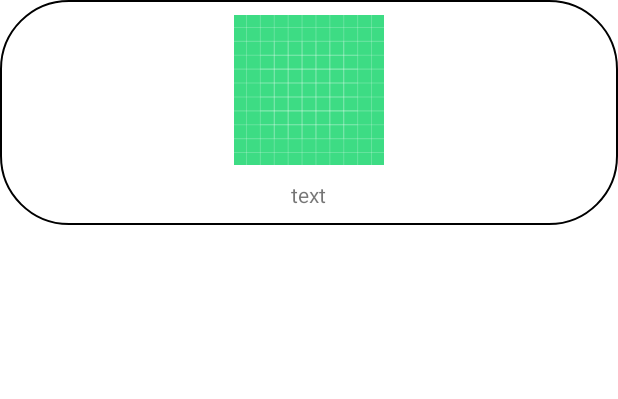
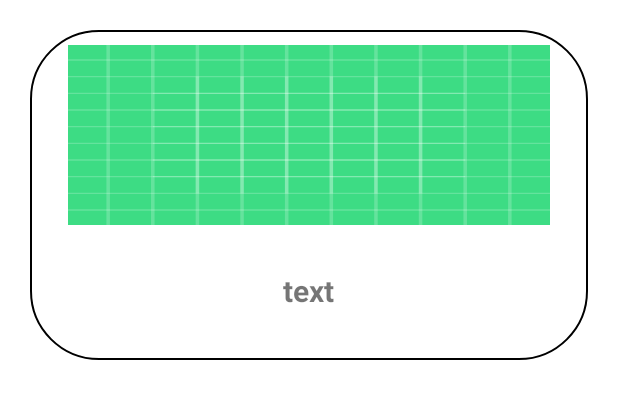
Before and after one commit to JangWoojun/Yogi-Eottae, an Android app: the layout rv_item.xml on its own in the app's theme, with its tools: preview values and no code run, on a phone screen of 412 x 824 dp. Shown: the top 399 px of the screen. Run offline under Robolectric (Android 15) with nearby library versions, the phone set to English and light mode, and no system bars.

Commit message:
2022/09/08 리싸이클러뷰 디자인 수정

```diff
--- a/app/src/main/res/layout/rv_item.xml
+++ b/app/src/main/res/layout/rv_item.xml
@@ -1,7 +1,8 @@
 <?xml version="1.0" encoding="utf-8"?>
 <LinearLayout xmlns:android="http://schemas.android.com/apk/res/android"
     android:layout_width="match_parent"
-    android:layout_height="150dp"
+    android:layout_height="220dp"
+    android:layout_margin="20dp"
     android:background="@drawable/radius"
     android:orientation="vertical">
 
@@ -11,14 +12,19 @@
         android:id="@+id/rvImageArea"
         android:src="@drawable/ic_launcher_background"
         android:layout_marginTop="10dp"
+        android:layout_marginRight="25dp"
+        android:layout_marginLeft="25dp"
         android:layout_width="match_parent"
-        android:layout_height="100dp"/>
+        android:layout_height="120dp"
+        android:scaleType="fitXY"/>
 
     <TextView
         android:id="@+id/rvTextArea"
+        android:textStyle="bold"
         android:text="text"
+        android:textSize="20sp"
         android:layout_gravity="center"
-        android:layout_marginTop="10dp"
+        android:layout_marginTop="30dp"
         android:layout_width="wrap_content"
         android:layout_height="wrap_content"/>
 
```
